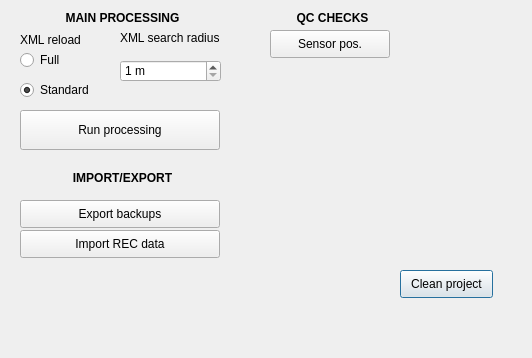
Before: the Qt Designer form MTSM_dialog_base.ui in AGrand24/mtsm_plugin, drawn with Qt 5.
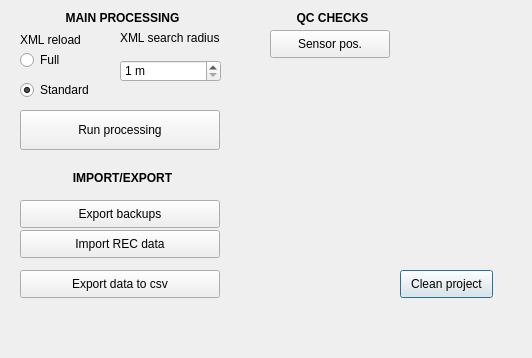
After: the same form once the commit is applied.

Commit message: dump csv

What changed in the file:
```diff
--- a/MTSM_dialog_base.ui
+++ b/MTSM_dialog_base.ui
@@ -317,6 +317,19 @@
     <bool>false</bool>
    </property>
   </widget>
+  <widget class="QPushButton" name="pb_dump_to_csv">
+   <property name="geometry">
+    <rect>
+     <x>20</x>
+     <y>270</y>
+     <width>200</width>
+     <height>28</height>
+    </rect>
+   </property>
+   <property name="text">
+    <string>Export data to csv</string>
+   </property>
+  </widget>
  </widget>
  <resources/>
  <connections/>
```
The commit also changes 2 other files.
